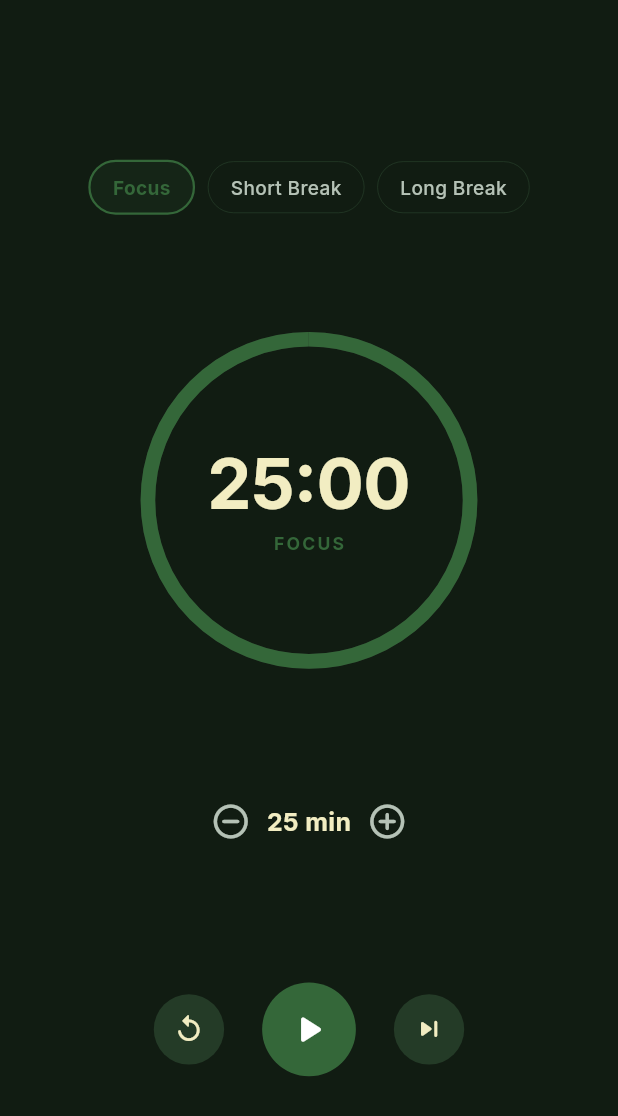
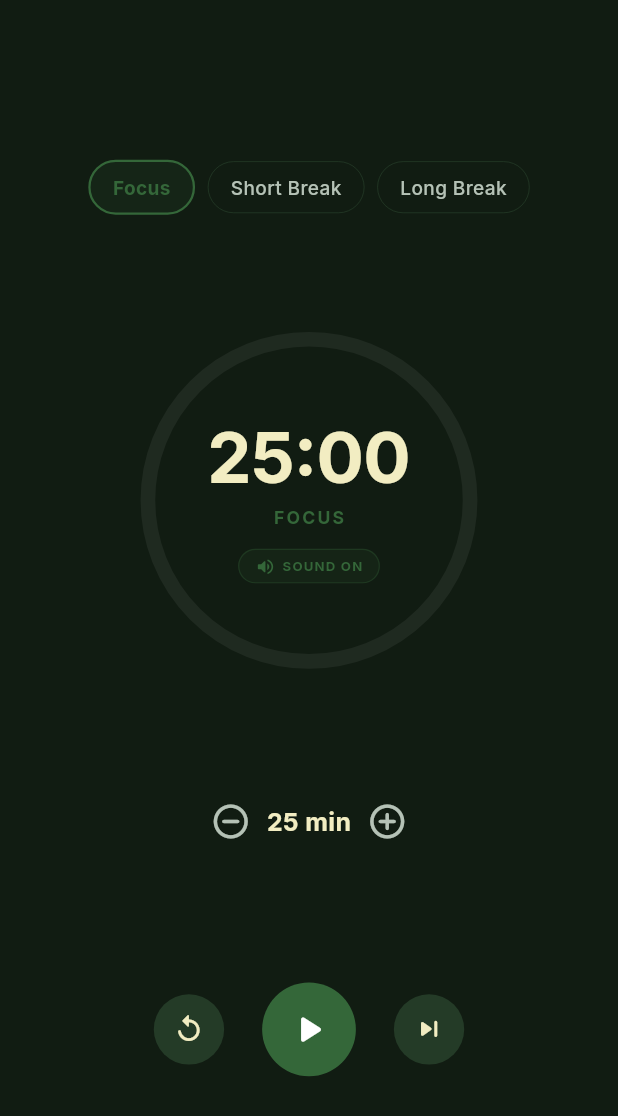
Before and after one commit to Ismail554/my_note_app_reflections, a Flutter app: the _PomodoroTab widget shown alone on an empty page, opened directly, after a tap on "Focus", on a phone screen of 412 x 824 dp. Shown: the top 1116 px of the screen. Run offline on Flutter 3.47's test engine with Material 3 defaults, Android fonts, the phone set to English and light mode, and no system bars; our stand-ins replace audioplayers, cloud_firestore, file_picker, firebase_auth, firebase_core, firebase_messaging and 10 more; accounts and stored records are empty.

Commit message:
focus timer on notification

```diff
--- a/lib/features/timer/presentation/pages/focus_timer_page.dart
+++ b/lib/features/timer/presentation/pages/focus_timer_page.dart
@@ -3,11 +3,12 @@ import 'package:flutter/material.dart';
 import 'package:flutter/services.dart';
 import 'package:flutter_screenutil/flutter_screenutil.dart';
 import 'package:provider/provider.dart';
-import 'package:audioplayers/audioplayers.dart';
 import 'package:Reflections/core/theme/app_colors.dart';
 import 'package:Reflections/core/theme/app_font_manager.dart';
+import 'package:Reflections/features/timer/presentation/providers/focus_timer_provider.dart';
 import 'package:Reflections/features/habit/data/models/habit_model.dart';
 import 'package:Reflections/features/habit/state/habit_provider.dart';
+import 'package:Reflections/features/reminder/services/notification_service.dart';
 
 class FocusTimerPage extends StatefulWidget {
   final HabitModel? associatedHabit;
@@ -18,19 +19,29 @@ class FocusTimerPage extends StatefulWidget {
   State<FocusTimerPage> createState() => _FocusTimerPageState();
 }
 
-class _FocusTimerPageState extends State<FocusTimerPage> with SingleTickerProviderStateMixin {
+class _FocusTimerPageState extends State<FocusTimerPage> with SingleTickerProviderStateMixin, WidgetsBindingObserver {
   late TabController _tabController;
 
   @override
   void initState() {
     super.initState();
     _tabController = TabController(length: 2, vsync: this);
+    WidgetsBinding.instance.addObserver(this);
+    NotificationService.instance.requestPermissions();
   }
 
   @override
   void dispose() {
     _tabController.dispose();
+    WidgetsBinding.instance.removeObserver(this);
     super.dispose();
+  }
+
+  @override
+  void didChangeAppLifecycleState(AppLifecycleState state) {
+    if (state == AppLifecycleState.resumed) {
+      context.read<FocusTimerProvider>().loadStateFromPrefs();
+    }
   }
 
   @override
@@ -93,80 +104,40 @@ class _PomodoroTab extends StatefulWidget {
 }
 
 class _PomodoroTabState extends State<_PomodoroTab> {
-  Timer? _timer;
-  int _totalSeconds = 25 * 60;
-  int _secondsLeft = 25 * 60;
-  bool _isRunning = false;
-  String _mode = 'Focus'; // Focus, Short Break, Long Break
-  late final AudioPlayer _audioPlayer;
+  bool _dialogShown = false;
+  FocusTimerProvider? _timerProvider;
 
   @override
   void initState() {
     super.initState();
-    _audioPlayer = AudioPlayer();
-  }
-
-  void _startTimer() {
-    if (_isRunning) return;
-    HapticFeedback.lightImpact();
-    setState(() => _isRunning = true);
-    _timer = Timer.periodic(const Duration(seconds: 1), (timer) {
-      if (_secondsLeft > 0) {
-        setState(() {
-          _secondsLeft--;
-        });
-      } else {
-        _timer?.cancel();
-        setState(() {
-          _isRunning = false;
-        });
-        _onTimerFinished();
-      }
+    WidgetsBinding.instance.addPostFrameCallback((_) {
+      _timerProvider = context.read<FocusTimerProvider>();
+      _timerProvider?.addListener(_onProviderChanged);
     });
   }
 
-  void _pauseTimer() {
-    HapticFeedback.lightImpact();
-    _timer?.cancel();
-    setState(() => _isRunning = false);
+  @override
+  void dispose() {
+    _timerProvider?.removeListener(_onProviderChanged);
+    super.dispose();
   }
 
-  void _resetTimer() {
-    HapticFeedback.mediumImpact();
-    _timer?.cancel();
-    setState(() {
-      _isRunning = false;
-      _secondsLeft = _totalSeconds;
-    });
+  void _onProviderChanged() {
+    final provider = _timerProvider;
+    if (provider == null) return;
+    if (!provider.isRunning && provider.secondsLeft == 0) {
+      if (mounted && !_dialogShown) {
+        setState(() => _dialogShown = true);
+        _showCompletionDialog(provider.mode);
+      }
+    } else if (provider.secondsLeft > 0) {
+      if (_dialogShown) {
+        setState(() => _dialogShown = false);
+      }
+    }
   }
 
-  void _setPreset(String mode, int minutes) {
-    if (_isRunning) return;
-    HapticFeedback.selectionClick();
-    setState(() {
-      _mode = mode;
-      _totalSeconds = minutes * 60;
-      _secondsLeft = _totalSeconds;
-    });
-  }
-
-  void _onTimerFinished() async {
-    // Play completion success sound
-    try {
-      await _audioPlayer.stop();
-      await _audioPlayer.play(AssetSource('sounds/success.mp3'));
-    } catch (e) {
-      debugPrint('Error playing success sound: $e');
-    }
-
-    // Alarm/vibration feedback sequence for the end of time
-    for (int i = 0; i < 3; i++) {
-      HapticFeedback.vibrate();
-      await Future.delayed(const Duration(milliseconds: 300));
-    }
-
-    // Celebration sheet / dialogue
-    if (!mounted) return;
+  void _showCompletionDialog(String finishedMode) {
     showDialog(
       context: context,
       barrierDismissible: false,
@@ -190,7 +161,7 @@ class _PomodoroTabState extends State<_PomodoroTab> {
           content: Text(
             widget.associatedHabit != null
                 ? 'Amazing focus session completed for "${widget.associatedHabit!.name}"! Mark it completed for today?'
-                : 'Congratulations! You completed your ${_mode.toLowerCase()} session. Take a moment to celebrate!',
+                : 'Congratulations! You completed your ${finishedMode.toLowerCase()} session. Take a moment to celebrate!',
             style: AppFontManager.bodyMedium.copyWith(
               color: isDark ? AppColors.darkTextSecondary : AppColors.lightTextSecondary,
             ),
@@ -249,19 +220,12 @@ class _PomodoroTabState extends State<_PomodoroTab> {
   }
 
   @override
-  void dispose() {
-    _timer?.cancel();
-    _audioPlayer.dispose();
-    super.dispose();
-  }
-
-  @override
   Widget build(BuildContext context) {
     final isDark = Theme.of(context).brightness == Brightness.dark;
     final primaryTextColor = isDark ? AppColors.darkTextPrimary : AppColors.lightTextPrimary;
     final secondaryTextColor = isDark ? AppColors.darkTextSecondary : AppColors.lightTextSecondary;
 
-    final progress = _totalSeconds > 0 ? _secondsLeft / _totalSeconds : 1.0;
+    final timerProvider = context.watch<FocusTimerProvider>();
 
     return Padding(
       padding: EdgeInsets.all(24.r),
@@ -272,11 +236,11 @@ class _PomodoroTabState extends State<_PomodoroTab> {
           Row(
             mainAxisAlignment: MainAxisAlignment.center,
             children: [
-              _modeButton('Focus', 25),
+              _modeButton('Focus', 25, timerProvider),
               SizedBox(width: 8.w),
-              _modeButton('Short Break', 5),
+              _modeButton('Short Break', 5, timerProvider),
               SizedBox(width: 8.w),
-              _modeButton('Long Break', 15),
+              _modeButton('Long Break', 15, timerProvider),
             ],
           ),
 
@@ -288,7 +252,7 @@ class _PomodoroTabState extends State<_PomodoroTab> {
                 width: 220.r,
                 height: 220.r,
                 child: CircularProgressIndicator(
-                  value: progress,
+                  value: timerProvider.progress,
                   strokeWidth: 10.r,
                   backgroundColor: isDark
                       ? Colors.white.withValues(alpha: 0.06)
@@ -300,7 +264,7 @@ class _PomodoroTabState extends State<_PomodoroTab> {
                 mainAxisSize: MainAxisSize.min,
                 children: [
                   Text(
-                    _formatTime(_secondsLeft),
+                    _formatTime(timerProvider.secondsLeft),
                     style: AppFontManager.displayLarge.copyWith(
                       fontSize: 48.sp,
                       color: primaryTextColor,
@@ -309,11 +273,61 @@ class _PomodoroTabState extends State<_PomodoroTab> {
                   ),
                   SizedBox(height: 4.h),
                   Text(
-                    _mode.toUpperCase(),
+                    timerProvider.mode.toUpperCase(),
                     style: AppFontManager.labelMedium.copyWith(
                       color: AppColors.accent,
                       letterSpacing: 1.5,
                       fontWeight: FontWeight.bold,
+                    ),
+                  ),
+                  SizedBox(height: 12.h),
+                  GestureDetector(
+                    onTap: () {
+                      timerProvider.toggleSound();
+                    },
+                    child: AnimatedContainer(
+                      duration: const Duration(milliseconds: 200),
+                      padding: EdgeInsets.symmetric(horizontal: 10.w, vertical: 4.h),
+                      decoration: BoxDecoration(
+                        color: timerProvider.isSoundEnabled
+                            ? AppColors.accent.withValues(alpha: 0.1)
+                            : (isDark
+                                ? Colors.white.withValues(alpha: 0.04)
+                                : Colors.black.withValues(alpha: 0.04)),
+                        borderRadius: BorderRadius.circular(12.r),
+                        border: Border.all(
+                          color: timerProvider.isSoundEnabled
+                              ? AppColors.accent.withValues(alpha: 0.3)
+                              : (isDark ? AppColors.darkDivider : AppColors.lightDivider),
+                          width: 0.8,
+                        ),
+                      ),
+                      child: Row(
+                        mainAxisSize: MainAxisSize.min,
+                        children: [
+                          Icon(
+                            timerProvider.isSoundEnabled
+                                ? Icons.volume_up_rounded
+                                : Icons.volume_off_rounded,
+                            color: timerProvider.isSoundEnabled
+                                ? AppColors.accent
+                                : secondaryTextColor,
+                            size: 14.sp,
+                          ),
+                          SizedBox(width: 4.w),
+                          Text(
+                            timerProvider.isSoundEnabled ? 'SOUND ON' : 'MUTE',
+                            style: AppFontManager.caption.copyWith(
+                              color: timerProvider.isSoundEnabled
+                                  ? AppColors.accent
+                                  : secondaryTextColor,
+                              fontSize: 9.sp,
+                              fontWeight: FontWeight.bold,
+                              letterSpacing: 0.8,
+                            ),
+                          ),
+                        ],
+                      ),
                     ),
                   ),
                 ],
@@ -322,37 +336,23 @@ class _PomodoroTabState extends State<_PomodoroTab> {
           ),
 
           // ─── Timer Custom adjust buttons ──────────────────────────
-          if (!_isRunning)
+          if (!timerProvider.isRunning)
             Row(
               mainAxisAlignment: MainAxisAlignment.center,
               children: [
                 IconButton(
-                  onPressed: () {
-                    HapticFeedback.lightImpact();
-                    setState(() {
-                      if (_totalSeconds > 60) {
-                        _totalSeconds -= 60;
-                        _secondsLeft = _totalSeconds;
-                      }
-                    });
-                  },
+                  onPressed: () => timerProvider.adjustTime(-60),
                   icon: Icon(Icons.remove_circle_outline_rounded, color: secondaryTextColor, size: 28.sp),
                 ),
                 Text(
-                  '${_totalSeconds ~/ 60} min',
+                  '${timerProvider.totalSeconds ~/ 60} min',
                   style: AppFontManager.headingMedium.copyWith(
                     color: primaryTextColor,
                     fontWeight: FontWeight.bold,
                   ),
                 ),
                 IconButton(
-                  onPressed: () {
-                    HapticFeedback.lightImpact();
-                    setState(() {
-                      _totalSeconds += 60;
-                      _secondsLeft = _totalSeconds;
-                    });
-                  },
+                  onPressed: () => timerProvider.adjustTime(60),
                   icon: Icon(Icons.add_circle_outline_rounded, color: secondaryTextColor, size: 28.sp),
                 ),
               ],
@@ -367,15 +367,15 @@ class _PomodoroTabState extends State<_PomodoroTab> {
               // Reset
               _controlCircleButton(
                 icon: Icons.replay_rounded,
-                onTap: _resetTimer,
+                onTap: timerProvider.resetTimer,
                 color: isDark ? AppColors.darkSurfaceVariant : Colors.black.withValues(alpha: 0.05),
                 iconColor: primaryTextColor,
               ),
               SizedBox(width: 24.w),
               // Play/Pause
               _controlCircleButton(
-                icon: _isRunning ? Icons.pause_rounded : Icons.play_arrow_rounded,
-                onTap: _isRunning ? _pauseTimer : _startTimer,
+                icon: timerProvider.isRunning ? Icons.pause_rounded : Icons.play_arrow_rounded,
+                onTap: timerProvider.isRunning ? timerProvider.pauseTimer : timerProvider.startTimer,
                 color: AppColors.accent,
                 iconColor: AppColors.white,
                 size: 64.r,
@@ -387,10 +387,10 @@ class _PomodoroTabState extends State<_PomodoroTab> {
                 icon: Icons.skip_next_rounded,
                 onTap: () {
                   HapticFeedback.mediumImpact();
-                  if (_mode == 'Focus') {
-                    _setPreset('Short Break', 5);
+                  if (timerProvider.mode == 'Focus') {
+                    timerProvider.setMode('Short Break', 5);
                   } else {
-                    _setPreset('Focus', 25);
+                    timerProvider.setMode('Focus', 25);
                   }
                 },
                 color: isDark ? AppColors.darkSurfaceVariant : Colors.black.withValues(alpha: 0.05),
@@ -403,12 +403,16 @@ class _PomodoroTabState extends State<_PomodoroTab> {
     );
   }
 
-  Widget _modeButton(String title, int minutes) {
-    final isSelected = _mode == title;
+  Widget _modeButton(String title, int minutes, FocusTimerProvider timerProvider) {
+    final isSelected = timerProvider.mode == title;
     final isDark = Theme.of(context).brightness == Brightness.dark;
 
     return GestureDetector(
-      onTap: () => _setPreset(title, minutes),
+      onTap: () {
+        if (!timerProvider.isRunning) {
+          timerProvider.setMode(title, minutes);
+        }
+      },
       child: AnimatedContainer(
         duration: const Duration(milliseconds: 250),
         padding: EdgeInsets.symmetric(horizontal: 14.w, vertical: 8.h),
@@ -474,15 +478,11 @@ class _StopwatchTabState extends State<_StopwatchTab> {
   int _milliseconds = 0;
   bool _isRunning = false;
   final List<String> _laps = [];
-  late final AudioPlayer _audioPlayer;
   int _lastTickedSecond = 0;
 
   @override
   void initState() {
     super.initState();
-    _audioPlayer = AudioPlayer();
-    // Configure low latency sound mode if supported by platform
-    _audioPlayer.setReleaseMode(ReleaseMode.stop);
   }
 
   void _startStopwatch() {
@@ -495,20 +495,10 @@ class _StopwatchTabState extends State<_StopwatchTab> {
         final currentSecond = _milliseconds ~/ 1000;
         if (currentSecond > _lastTickedSecond) {
           _lastTickedSecond = currentSecond;
-          _playTick();
+          HapticFeedback.lightImpact();
         }
       });
     });
-  }
-
-  void _playTick() async {
-    try {
-      await _audioPlayer.stop();
-      await _audioPlayer.play(AssetSource('sounds/tick.mp3'));
-      HapticFeedback.lightImpact();
-    } catch (e) {
-      debugPrint('Error playing tick: $e');
-    }
   }
 
   void _pauseStopwatch() {
@@ -546,7 +536,6 @@ class _StopwatchTabState extends State<_StopwatchTab> {
   @override
   void dispose() {
     _timer?.cancel();
-    _audioPlayer.dispose();
     super.dispose();
   }
 
--- a/lib/main.dart
+++ b/lib/main.dart
@@ -11,6 +11,7 @@ import 'package:Reflections/core/providers/register_provider.dart';
 import 'package:Reflections/core/providers/search_provider.dart';
 import 'package:Reflections/core/providers/settings_provider.dart';
 import 'package:Reflections/core/providers/splash_provider.dart';
+import 'package:Reflections/features/timer/presentation/providers/focus_timer_provider.dart';
 import 'package:Reflections/firebase_options.dart';
 import 'package:Reflections/features/todo/state/todo_provider.dart';
 import 'package:Reflections/features/habit/state/habit_provider.dart';
@@ -41,6 +42,7 @@ void main() async {
         ChangeNotifierProvider(create: (_) => HabitProvider()),
         ChangeNotifierProvider(create: (_) => ReminderProvider()),
         ChangeNotifierProvider(create: (_) => AnalyticsProvider()),
+        ChangeNotifierProvider(create: (_) => FocusTimerProvider()),
       ],
       child: const MyApp(),
     ),
```
Also changed, not shown: lib/features/reminder/services/notification_service.dart (+36 -4 lines), lib/features/timer/presentation/providers/focus_timer_provider.dart (added, +324 -0 lines), 2 other files.
